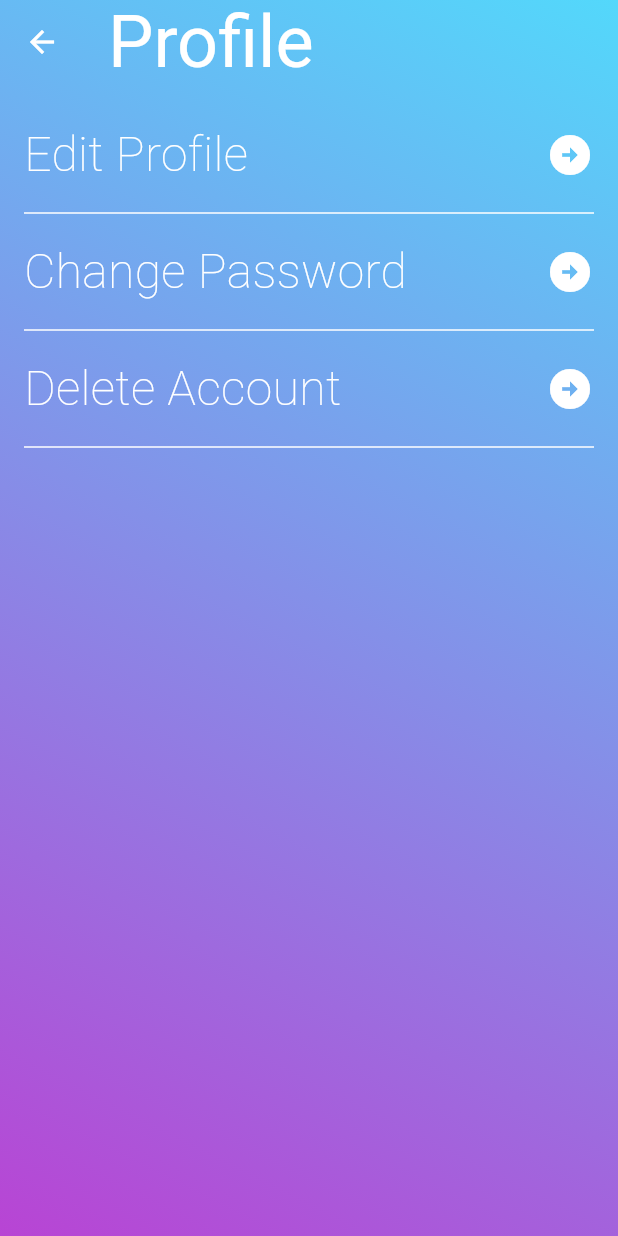
After one commit to vvivekranjan/goal-tracker-app-flutter, a Flutter app: the ProfileScreen screen opened directly, on a phone screen of 412 x 824 dp. The commit adds this screen. Run offline on Flutter 3.47's test engine with Material 3 defaults, Android fonts, the phone set to English and light mode, and no system bars; our stand-ins replace carousel_slider, device_preview_plus, dots_indicator, flutter_svg; network calls fail.

Commit message:
profile screen UI
* profile screen UI

* minor changes

```diff
--- a/goal_tracker/lib/home_screen.dart
+++ b/goal_tracker/lib/home_screen.dart
@@ -1,11 +1,11 @@
 import 'dart:ui';
 
 import 'package:flutter/material.dart';
+import 'package:goal_tracker/profile/profile_screen.dart';
 
 class GoalsData {
-
   GoalsData({
-    required this. goalId,
+    required this.goalId,
     required this.name,
     required this.endDate,
     required this.progressValue,
@@ -20,16 +20,62 @@ class GoalsData {
 }
 
 List<GoalsData> goalsData = [
-  GoalsData(goalId: 001, name: 'Do Yoga', endDate: DateTime(2025), progressValue: 24, icon: 'https://imgs.search.brave.com/Z1UZlRBlAXbY1YD6TGLQkESc8cZ6JuEQBpKw2OmomF4/rs:fit:500:0:1:0/g:ce/aHR0cHM6Ly9tYXJr/ZXRwbGFjZS5jYW52/YS5jb20veUFZeTQv/TUFGbHNLeUFZeTQv/MS90bC9jYW52YS15/b2dhLWlsbHVzdHJh/dGlvbi1NQUZsc0t5/QVl5NC5wbmc'),
-  GoalsData(goalId: 002, name: 'Do Coding', endDate: DateTime(2025), progressValue: 56, icon: 'https://imgs.search.brave.com/keASzh1tcuIR2Hf8kpmQ7rmSJ8O4lUIQ5L7MwSIALCc/rs:fit:500:0:1:0/g:ce/aHR0cHM6Ly9jZG4u/cGl4YWJheS5jb20v/cGhvdG8vMjAyNC8w/NS8yMC8xMy8yOC9h/aS1nZW5lcmF0ZWQt/ODc3NTIzM182NDAu/cG5n'),
-  GoalsData(goalId: 003, name: 'Make Project', endDate: DateTime(2025), progressValue: 88),
-  GoalsData(goalId: 004, name: 'Learn Gen AI', endDate: DateTime(2025), progressValue: 66, icon: 'https://imgs.search.brave.com/jCHofzoU70xf5Coj1nPjSh11j1XjMfLXFXAPpA6AZnU/rs:fit:860:0:0:0/g:ce/aHR0cHM6Ly9jZG4u/cGl4YWJheS5jb20v/cGhvdG8vMjAxNS8w/Ny8yNy8xNy8xNC9t/b3VudGFpbnMtODYy/ODcwXzY0MC5qcGc'),
-  GoalsData(goalId: 005, name: 'Hit the GYM', endDate: DateTime(2025), progressValue: 13, icon: 'https://imgs.search.brave.com/0mP2t40k8mszAVAYcJ1hNjpSwx5ga6Qd0E0WvHabMXY/rs:fit:500:0:1:0/g:ce/aHR0cHM6Ly9pLnBp/bmltZy5jb20vb3Jp/Z2luYWxzL2JmLzFk/LzFmL2JmMWQxZmE3/YTcwYjZmZWQxZTg3/ZGU4YTJjMmVmMDhl/LmpwZw'),
-  GoalsData(goalId: 006, name: 'Eat Healthy', endDate: DateTime(2025), progressValue: 80, icon: 'https://imgs.search.brave.com/_VF1hIgTiMG7dEUKusjZhirFcc9I3t24Gs-Ha_L2IpY/rs:fit:500:0:1:0/g:ce/aHR0cHM6Ly9pLnBp/bmltZy5jb20vb3Jp/Z2luYWxzLzlmL2I2/L2Y0LzlmYjZmNDQ0/Yjg3NmU0N2M3MDAz/YzUxYjM3MmJiZjQ2/LmpwZw'),
-  GoalsData(goalId: 007, name: 'Get Good Sleep', endDate: DateTime(2025), progressValue: 52),
+  GoalsData(
+    goalId: 001,
+    name: 'Do Yoga',
+    endDate: DateTime(2025),
+    progressValue: 24,
+    icon:
+        'https://imgs.search.brave.com/Z1UZlRBlAXbY1YD6TGLQkESc8cZ6JuEQBpKw2OmomF4/rs:fit:500:0:1:0/g:ce/aHR0cHM6Ly9tYXJr/ZXRwbGFjZS5jYW52/YS5jb20veUFZeTQv/TUFGbHNLeUFZeTQv/MS90bC9jYW52YS15/b2dhLWlsbHVzdHJh/dGlvbi1NQUZsc0t5/QVl5NC5wbmc',
+  ),
+  GoalsData(
+    goalId: 002,
+    name: 'Do Coding',
+    endDate: DateTime(2025),
+    progressValue: 56,
+    icon:
+        'https://imgs.search.brave.com/keASzh1tcuIR2Hf8kpmQ7rmSJ8O4lUIQ5L7MwSIALCc/rs:fit:500:0:1:0/g:ce/aHR0cHM6Ly9jZG4u/cGl4YWJheS5jb20v/cGhvdG8vMjAyNC8w/NS8yMC8xMy8yOC9h/aS1nZW5lcmF0ZWQt/ODc3NTIzM182NDAu/cG5n',
+  ),
+  GoalsData(
+    goalId: 003,
+    name: 'Make Project',
+    endDate: DateTime(2025),
+    progressValue: 88,
+  ),
+  GoalsData(
+    goalId: 004,
+    name: 'Learn Gen AI',
+    endDate: DateTime(2025),
+    progressValue: 66,
+    icon:
+        'https://imgs.search.brave.com/jCHofzoU70xf5Coj1nPjSh11j1XjMfLXFXAPpA6AZnU/rs:fit:860:0:0:0/g:ce/aHR0cHM6Ly9jZG4u/cGl4YWJheS5jb20v/cGhvdG8vMjAxNS8w/Ny8yNy8xNy8xNC9t/b3VudGFpbnMtODYy/ODcwXzY0MC5qcGc',
+  ),
+  GoalsData(
+    goalId: 005,
+    name: 'Hit the GYM',
+    endDate: DateTime(2025),
+    progressValue: 13,
+    icon:
+        'https://imgs.search.brave.com/0mP2t40k8mszAVAYcJ1hNjpSwx5ga6Qd0E0WvHabMXY/rs:fit:500:0:1:0/g:ce/aHR0cHM6Ly9pLnBp/bmltZy5jb20vb3Jp/Z2luYWxzL2JmLzFk/LzFmL2JmMWQxZmE3/YTcwYjZmZWQxZTg3/ZGU4YTJjMmVmMDhl/LmpwZw',
+  ),
+  GoalsData(
+    goalId: 006,
+    name: 'Eat Healthy',
+    endDate: DateTime(2025),
+    progressValue: 80,
+    icon:
+        'https://imgs.search.brave.com/_VF1hIgTiMG7dEUKusjZhirFcc9I3t24Gs-Ha_L2IpY/rs:fit:500:0:1:0/g:ce/aHR0cHM6Ly9pLnBp/bmltZy5jb20vb3Jp/Z2luYWxzLzlmL2I2/L2Y0LzlmYjZmNDQ0/Yjg3NmU0N2M3MDAz/YzUxYjM3MmJiZjQ2/LmpwZw',
+  ),
+  GoalsData(
+    goalId: 007,
+    name: 'Get Good Sleep',
+    endDate: DateTime(2025),
+    progressValue: 52,
+  ),
 ];
 
-const String defaultIcon = 'https://imgs.search.brave.com/qa3D7S-V1de1p9GPk4pmfcCVhAIcntcn2gzOYIP6Cfg/rs:fit:860:0:0:0/g:ce/aHR0cHM6Ly90My5m/dGNkbi5uZXQvanBn/LzExLzIwLzQxLzU2/LzM2MF9GXzExMjA0/MTU2NjVfV0hrcXNw/VW90NmJiUlRzTGZV/RnBKcnhuMXFldFVa/VVkuanBn';
+const String defaultIcon =
+    'https://imgs.search.brave.com/qa3D7S-V1de1p9GPk4pmfcCVhAIcntcn2gzOYIP6Cfg/rs:fit:860:0:0:0/g:ce/aHR0cHM6Ly90My5m/dGNkbi5uZXQvanBn/LzExLzIwLzQxLzU2/LzM2MF9GXzExMjA0/MTU2NjVfV0hrcXNw/VW90NmJiUlRzTGZV/RnBKcnhuMXFldFVa/VVkuanBn';
 
 class HomeScreen extends StatefulWidget {
   const HomeScreen({super.key});
@@ -50,10 +96,7 @@ class _HomeScreenState extends State<HomeScreen> {
           gradient: LinearGradient(
             begin: Alignment.topRight,
             end: Alignment.bottomLeft,
-            colors: [
-              Color(0xFF53D8FB),
-              Color(0xFFB844D4),
-            ],
+            colors: [Color(0xFF53D8FB), Color(0xFFB844D4)],
           ),
         ),
         child: Column(
@@ -82,25 +125,30 @@ class _HomeScreenState extends State<HomeScreen> {
                         padding: EdgeInsets.all(8.0),
                         child: IconButton(
                           onPressed: () {},
-                          icon: Icon(
-                            Icons.add,
-                            size: 36,
-                            color: Colors.white,
-                          )
+                          icon: Icon(Icons.add, size: 36, color: Colors.white),
                         ),
                       ),
                       Container(
                         padding: EdgeInsets.all(8.0),
                         child: IconButton(
-                          onPressed: () {},
+                          onPressed: () {
+                            Navigator.push(
+                              context,
+                              MaterialPageRoute(
+                                builder: (context) => ProfileScreen(),
+                              ),
+                            );
+                          },
                           icon: CircleAvatar(
                             maxRadius: 36,
-                            backgroundImage: NetworkImage('https://cdn-icons-png.flaticon.com/512/6858/6858504.png'),
-                          )
+                            backgroundImage: NetworkImage(
+                              'https://cdn-icons-png.flaticon.com/512/6858/6858504.png',
+                            ),
+                          ),
                         ),
                       ),
                     ],
-                  )
+                  ),
                 ],
               ),
             ),
@@ -130,12 +178,14 @@ class _HomeScreenState extends State<HomeScreen> {
                   itemCount: goalsData.length,
                   itemBuilder: (context, index) {
                     return GoalsItem(
-                      iconImage: NetworkImage(goalsData[index].icon ?? defaultIcon),
+                      iconImage: NetworkImage(
+                        goalsData[index].icon ?? defaultIcon,
+                      ),
                       title: goalsData[index].name,
                       progressValue: goalsData[index].progressValue,
                       endDate: goalsData[index].endDate,
                     );
-                  }
+                  },
                 ),
               ),
             ),
@@ -153,12 +203,12 @@ class GoalsItem extends StatefulWidget {
     required this.title,
     required this.progressValue,
     required this.endDate,
-    });
+  });
 
-    final NetworkImage? iconImage;
-    final String title;
-    final int progressValue;
-    final DateTime endDate;
+  final NetworkImage? iconImage;
+  final String title;
+  final int progressValue;
+  final DateTime endDate;
 
   @override
   State<GoalsItem> createState() => _GoalsItemState();
@@ -227,7 +277,7 @@ class _GoalsItemState extends State<GoalsItem> {
                             height: 52,
                             width: 52,
                             child: CircularProgressIndicator(
-                              value: widget.progressValue/100,
+                              value: widget.progressValue / 100,
                               color: Color(0xFFD844D4),
                               backgroundColor: Color(0x66D844D4),
                               strokeWidth: 10,
@@ -252,9 +302,7 @@ class _GoalsItemState extends State<GoalsItem> {
             ),
           ),
         ),
-        Divider(
-          color: Colors.black,
-        ),
+        Divider(color: Colors.black),
       ],
     );
   }
--- /dev/null
+++ b/goal_tracker/lib/profile/profile_screen.dart
@@ -0,0 +1,89 @@
+import 'package:flutter/material.dart';
+
+class ProfileScreen extends StatelessWidget {
+  const ProfileScreen({super.key});
+
+  @override
+  Widget build(BuildContext context) {
+    return Scaffold(
+      backgroundColor: const Color.fromRGBO(0, 0, 0, 0),
+      extendBodyBehindAppBar: true,
+      appBar: AppBar(
+        foregroundColor: Colors.white,
+        backgroundColor: Colors.transparent,
+        title: const Text('Profile', style: TextStyle(fontSize: 48)),
+      ),
+      body: Container(
+        width: double.infinity,
+        height: double.infinity,
+        decoration: BoxDecoration(
+          gradient: LinearGradient(
+            begin: Alignment.topRight,
+            end: Alignment.bottomLeft,
+            colors: [Color(0xFF53D8FB), Color(0xFFB844D4)],
+          ),
+        ),
+        child: SafeArea(
+          child: Padding(
+            padding: const EdgeInsets.all(16.0),
+            child: Column(
+              children: [
+                ProfileOptions(title: 'Edit Profile', onPressed: () {},),
+                ProfileOptions(title: 'Change Password', onPressed: () {},),
+                ProfileOptions(title: 'Delete Account', onPressed: () {},),
+              ],
+            ),
+          ),
+        ),
+      ),
+    );
+  }
+}
+
+class ProfileOptions extends StatelessWidget {
+  const ProfileOptions({
+    super.key,
+    required this.title,
+    required this.onPressed,
+    });
+
+  final String title;
+  final VoidCallback onPressed;
+
+  @override
+  Widget build(BuildContext context) {
+    return Column(
+      children: [
+        Row(
+          mainAxisAlignment: MainAxisAlignment.spaceBetween,
+          crossAxisAlignment: CrossAxisAlignment.center,
+          children: [
+            Container(
+              padding: EdgeInsets.symmetric(vertical: 8.0),
+              child: Text(
+                title,
+                style: TextStyle(
+                  fontSize: 32,
+                  color: Colors.white,
+                  fontWeight: FontWeight.w100,
+                ),
+              ),
+            ),
+            InkWell(
+              onTap: onPressed,
+              child: Container(
+                padding: EdgeInsets.symmetric(vertical: 8.0),
+                child: const Icon(
+                  Icons.arrow_circle_right,
+                  size: 32,
+                  color: Colors.white,
+                ),
+              ),
+            ),
+          ],
+        ),
+        Divider(color: Colors.white),
+      ],
+    );
+  }
+}
```
